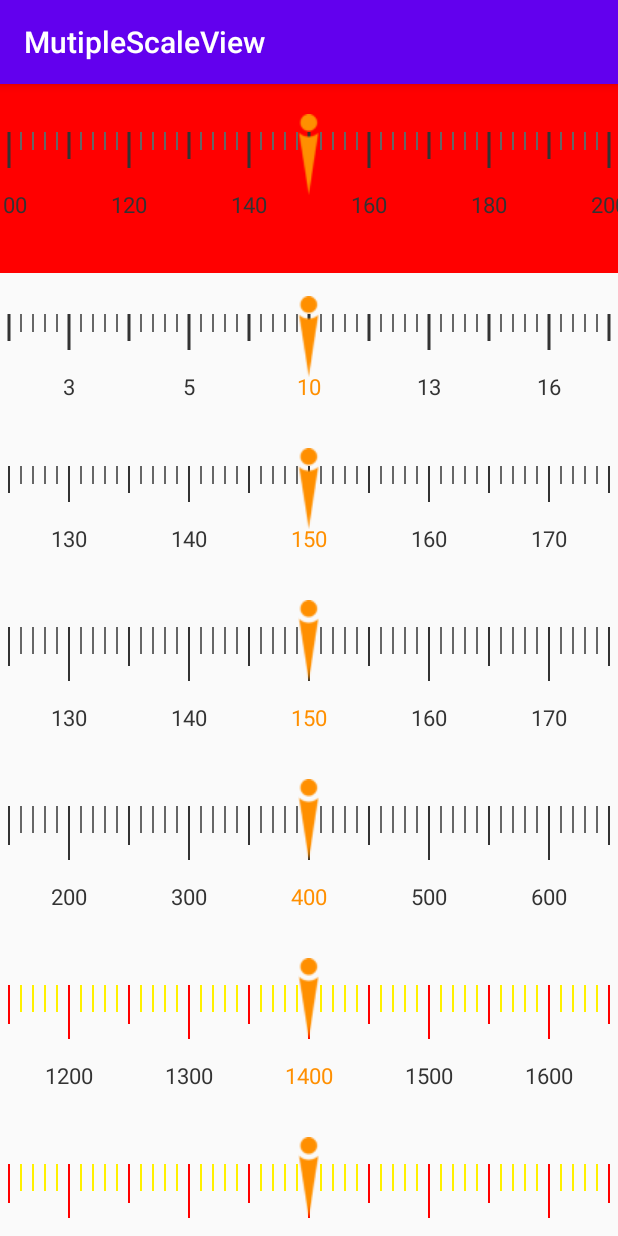
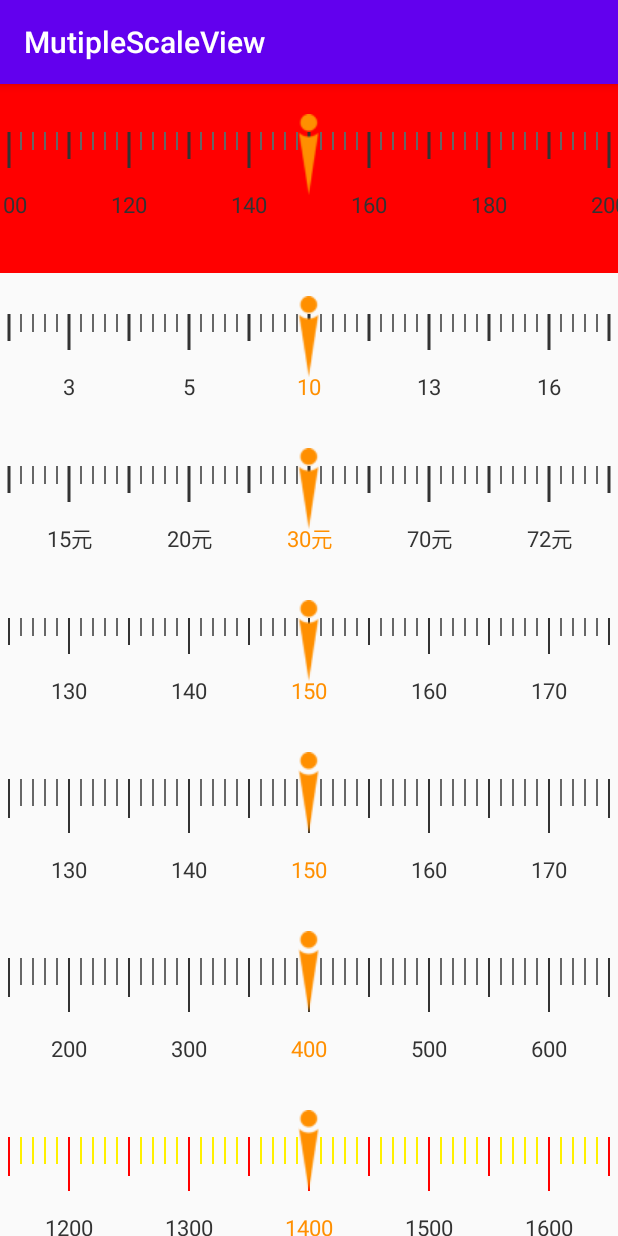
Before and after one commit to tzt1994/MutipleScaleView, an Android app: the screen it shows after launch (MainActivity), on a phone screen of 412 x 824 dp. Run offline under Robolectric (Android 15) with nearby library versions, the phone set to English and light mode, and no system bars.

Commit message:
fix:修复不规则刻度显示问题

```diff
--- a/app/src/main/res/layout/activity_main.xml
+++ b/app/src/main/res/layout/activity_main.xml
@@ -25,6 +25,14 @@
             android:layout_height="wrap_content"
             android:layout_marginTop="15dp"
             app:msv_scale_type="irregular"/>
+
+        <com.tzt.mutiplescale.MutipleScaleView
+            android:id="@+id/scale9"
+            android:layout_width="match_parent"
+            android:layout_height="wrap_content"
+            android:layout_marginTop="15dp"
+            app:msv_scale_type="irregular"
+            app:msv_irregulars="10元,14元,15元,20元,30元,70元,72元,77元"/>
 
         <com.tzt.mutiplescale.MutipleScaleView
             android:id="@+id/scale2"
--- a/mutiplescale/src/main/java/com/tzt/mutiplescale/MutipleScaleView.kt
+++ b/mutiplescale/src/main/java/com/tzt/mutiplescale/MutipleScaleView.kt
@@ -303,6 +303,7 @@ class MutipleScaleView: View {
         }
         val irregulars = typedArray.getString(R.styleable.MutipleScaleView_msv_irregulars)
         irregulars?.let {
+            mIrregularList.clear()
             val scales = it.split(",")
             if (scales.isNotEmpty()) {
                 for (scale in scales) {
```
